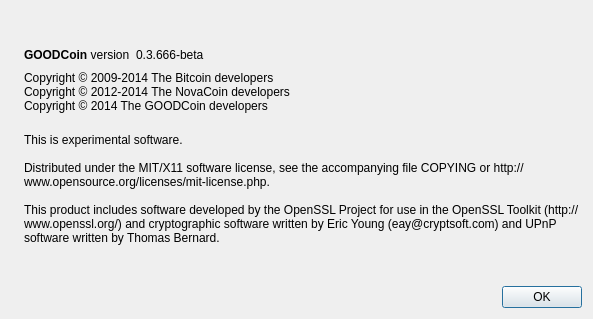
First picture: the form in src/qt/forms/aboutdialog.ui, repository stolenjs/gcfinal, before the edit.
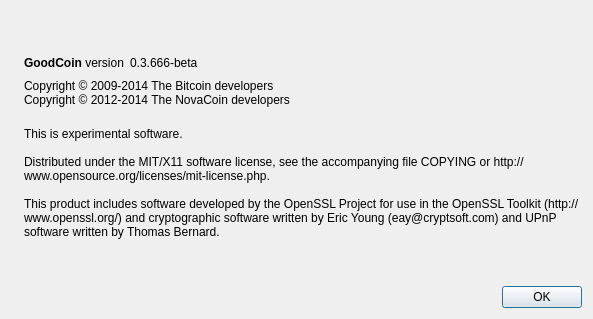
Second picture: the form after the edit. Icons and pictures are not drawn.

Patch:
```diff
--- a/src/qt/forms/aboutdialog.ui
+++ b/src/qt/forms/aboutdialog.ui
@@ -50,7 +50,7 @@
           <cursorShape>IBeamCursor</cursorShape>
          </property>
          <property name="text">
-          <string>&lt;b&gt;GOODCoin&lt;/b&gt; version</string>
+          <string>&lt;b&gt;GoodCoin&lt;/b&gt; version</string>
          </property>
          <property name="textInteractionFlags">
           <set>Qt::LinksAccessibleByMouse|Qt::TextSelectableByKeyboard|Qt::TextSelectableByMouse</set>
@@ -92,8 +92,7 @@
        </property>
        <property name="text">
         <string>Copyright © 2009-2014 The Bitcoin developers
-Copyright © 2012-2014 The NovaCoin developers
-Copyright © 2014 The GOODCoin developers</string>
+Copyright © 2012-2014 The NovaCoin developers</string>
        </property>
        <property name="textInteractionFlags">
         <set>Qt::LinksAccessibleByMouse|Qt::TextSelectableByKeyboard|Qt::TextSelectableByMouse</set>
```
Left out of the diff: 2 changed lines with no effect on the pictures.
